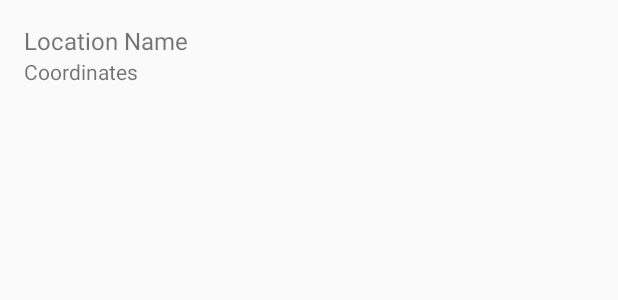
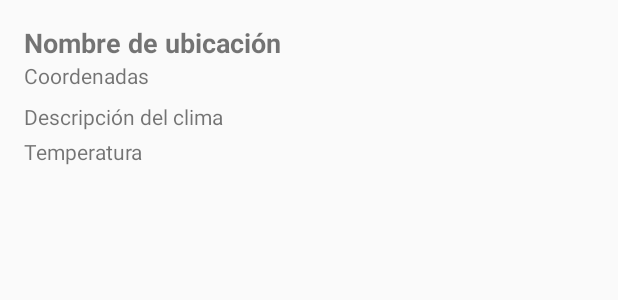
Before and after one commit to danmus91/WeatherApp, an Android app built with Jetpack Compose: the layout bottom_sheet_weather.xml on its own in the app's theme, with its tools: preview values and no code run, on a phone screen of 412 x 824 dp. Shown: the top 300 px of the screen. Run offline under Robolectric (Android 15) with nearby library versions, the phone set to English and light mode, and no system bars.

Commit message:
weather API call working with Retrofit2

```diff
--- a/app/build.gradle.kts
+++ b/app/build.gradle.kts
@@ -88,6 +88,9 @@ dependencies {
     implementation("com.squareup.retrofit2:retrofit:2.9.0")
     // gson convert
     implementation("com.squareup.retrofit2:converter-gson:2.9.0")
+    // corutines
+    implementation("org.jetbrains.kotlinx:kotlinx-coroutines-android:1.3.9")
     // login interceptor
     implementation("com.squareup.okhttp3:logging-interceptor:4.9.0")
+    //
 }
--- a/app/src/main/res/layout/bottom_sheet_weather.xml
+++ b/app/src/main/res/layout/bottom_sheet_weather.xml
@@ -6,15 +6,29 @@
 
     <TextView
         android:id="@+id/location_name"
-        android:layout_width="match_parent"
+        android:layout_width="wrap_content"
         android:layout_height="wrap_content"
-        android:text="Location Name"
-        android:textSize="16sp" />
+        android:text="Nombre de ubicación"
+        android:textSize="18sp"
+        android:textStyle="bold" />
 
     <TextView
         android:id="@+id/location_coordinates"
-        android:layout_width="match_parent"
+        android:layout_width="wrap_content"
         android:layout_height="wrap_content"
-        android:text="Coordinates"
-        android:textSize="14sp" />
+        android:text="Coordenadas" />
+
+    <TextView
+        android:id="@+id/weather_description"
+        android:layout_width="wrap_content"
+        android:layout_height="wrap_content"
+        android:text="Descripción del clima"
+        android:layout_marginTop="8dp" />
+
+    <TextView
+        android:id="@+id/temperature"
+        android:layout_width="wrap_content"
+        android:layout_height="wrap_content"
+        android:text="Temperatura"
+        android:layout_marginTop="4dp" />
 </LinearLayout>
```
Also changed, not shown: app/src/main/java/com/smollinedo/weatherapp/model/APIWeatherService.kt (added, +10 -0 lines), app/src/main/java/com/smollinedo/weatherapp/model/IWeatherService.kt (deleted, +0 -15 lines), app/src/main/java/com/smollinedo/weatherapp/model/WeatherResponse.kt (+27 -8 lines), app/src/main/java/com/smollinedo/weatherapp/view/LocationDetailsBottomSheet.kt (+18 -10 lines), app/src/main/java/com/smollinedo/weatherapp/view/MainActivity.kt (+63 -6 lines).
